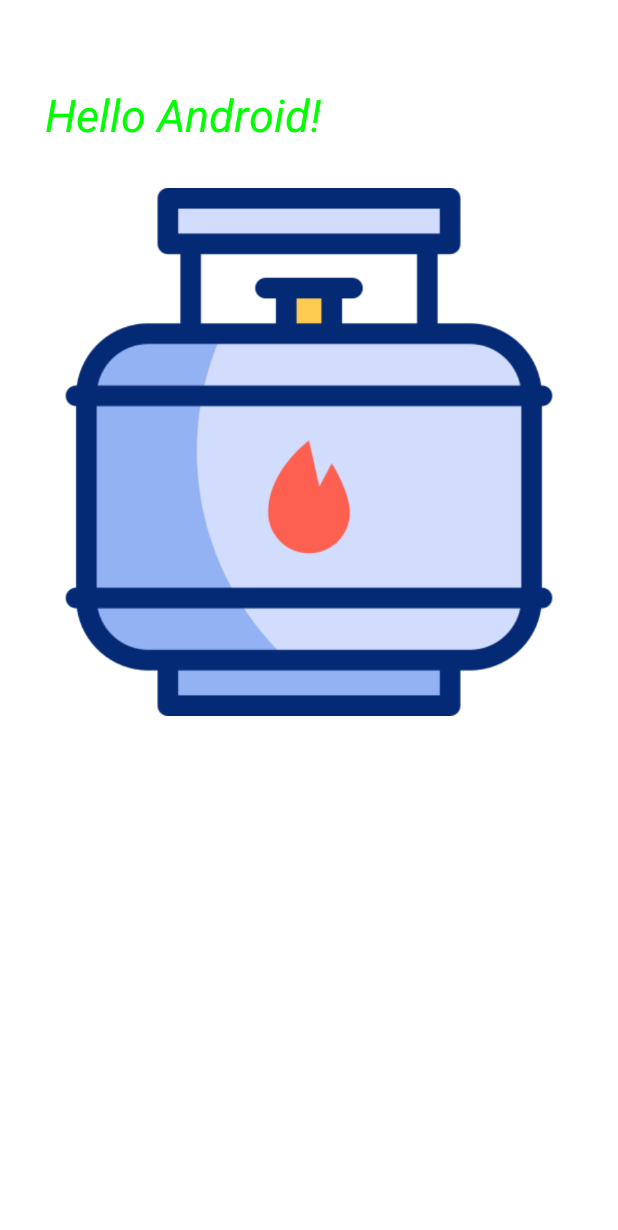
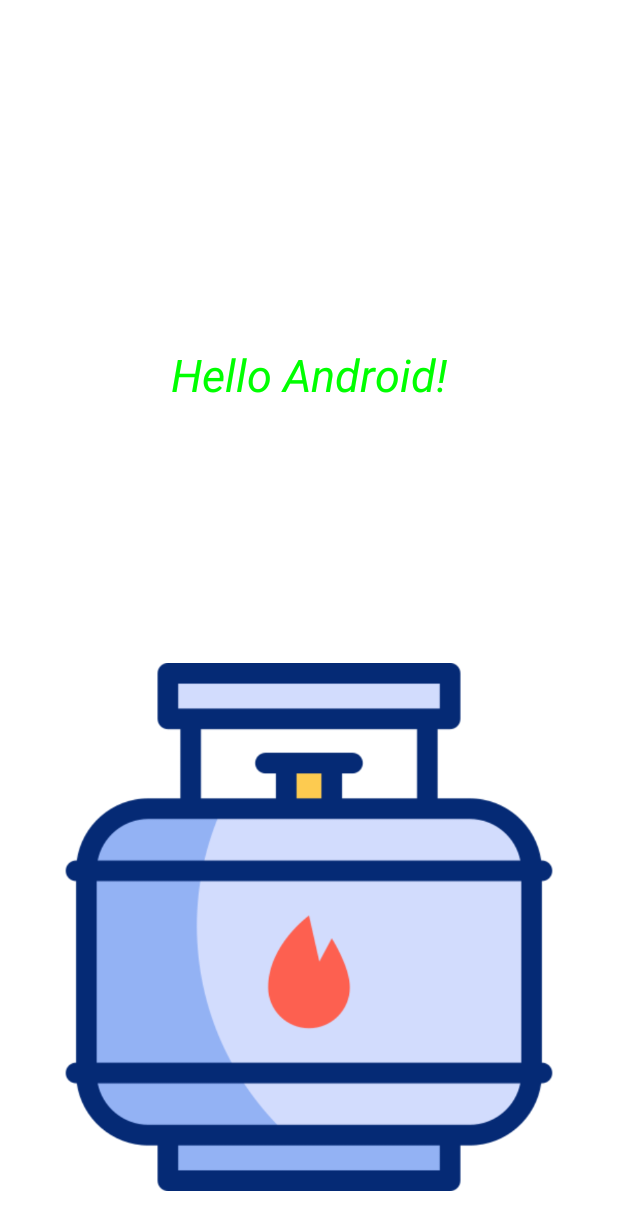
Before and after one commit to paras-infostride/android_practise, an Android app built with Jetpack Compose: the @Preview function seePreview, on a phone screen of 412 x 824 dp. Shown: the top 1230 px of the screen. Run offline under Robolectric (Android 15) with nearby library versions, the light colour scheme and no system bars.

Commit message:
layout arrangement

```diff
--- a/app/src/main/java/com/example/sample_2/MainActivity.kt
+++ b/app/src/main/java/com/example/sample_2/MainActivity.kt
@@ -4,6 +4,7 @@ import android.os.Bundle
 import androidx.activity.ComponentActivity
 import androidx.activity.compose.setContent
 import androidx.compose.foundation.Image
+import androidx.compose.foundation.layout.Arrangement
 import androidx.compose.foundation.layout.Box
 import androidx.compose.foundation.layout.Column
 
@@ -54,7 +55,10 @@ class MainActivity : ComponentActivity() {
 fun Greeting(name: String, modifier: Modifier = Modifier) {
 
    Column(
-       modifier.fillMaxSize().padding(30.dp)
+      modifier =  modifier.fillMaxSize().padding(30.dp),
+       verticalArrangement = Arrangement.SpaceBetween,
+       horizontalAlignment = Alignment.CenterHorizontally
+
    ) {
 
        Box(modifier = modifier.size(30.dp),)
@@ -68,9 +72,9 @@ fun Greeting(name: String, modifier: Modifier = Modifier) {
            ),
            modifier = modifier
        )
-     Box(modifier = modifier.size(30.dp),
-
-         )
+//     Box(modifier = modifier.size(30.dp),
+//
+//         )
 
 
        Image(
@@ -84,7 +88,7 @@ fun Greeting(name: String, modifier: Modifier = Modifier) {
 
 @Preview(
     showSystemUi = true,
-    widthDp = 600,
+    widthDp = 400,
     heightDp = 600,
     showBackground = true
 )
```
